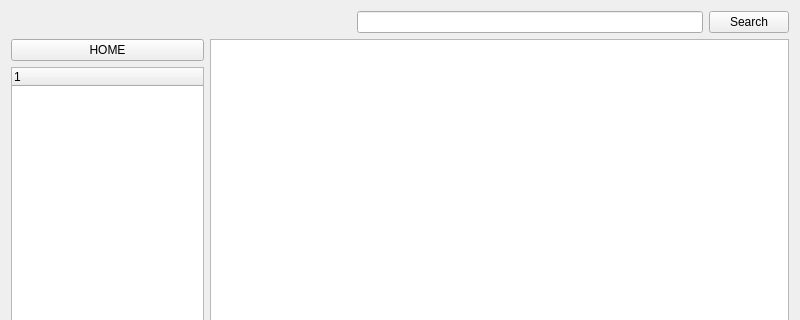
Before: the Qt Designer form src/document.ui in openeuler-mirror/kiran-manual, drawn with Qt 5; both pictures show x 0 to 800 and y 0 to 320 of the 800 by 600 pixel window.
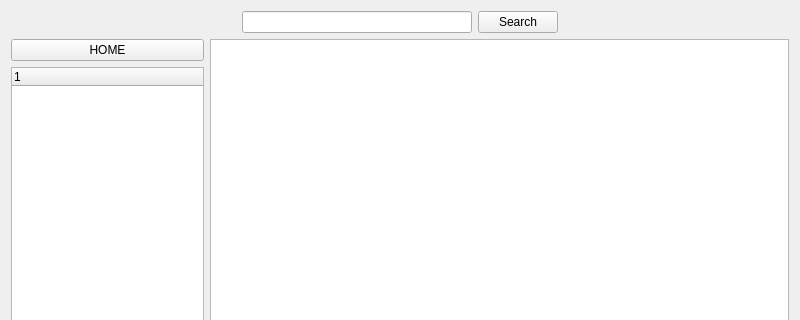
After: the same form once the commit is applied.

What changed in the file:
```diff
--- a/src/document.ui
+++ b/src/document.ui
@@ -39,6 +39,19 @@
        </property>
       </widget>
      </item>
+     <item>
+      <spacer name="horizontalSpacer_2">
+       <property name="orientation">
+        <enum>Qt::Horizontal</enum>
+       </property>
+       <property name="sizeHint" stdset="0">
+        <size>
+         <width>40</width>
+         <height>20</height>
+        </size>
+       </property>
+      </spacer>
+     </item>
     </layout>
    </item>
    <item>
```
Left out of the diff: 49 changed lines with no effect on the pictures. Lines whose indentation alone changed are shown as unchanged.
